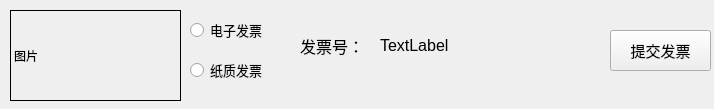
Qt form windows/billitem.ui (betamake/robot) before a commit.
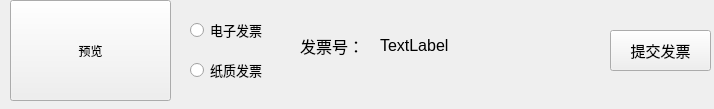
The same form after that commit.

Patch:
```diff
--- a/windows/billitem.ui
+++ b/windows/billitem.ui
@@ -13,22 +13,6 @@
   <property name="windowTitle">
    <string>Form</string>
   </property>
-  <widget class="QLabel" name="label">
-   <property name="geometry">
-    <rect>
-     <x>10</x>
-     <y>10</y>
-     <width>171</width>
-     <height>91</height>
-    </rect>
-   </property>
-   <property name="frameShape">
-    <enum>QFrame::Box</enum>
-   </property>
-   <property name="text">
-    <string>图片</string>
-   </property>
-  </widget>
   <widget class="QWidget" name="widget" native="true">
    <property name="geometry">
     <rect>
@@ -129,6 +113,19 @@
     <string>提交发票</string>
    </property>
   </widget>
+  <widget class="QPushButton" name="pushButton">
+   <property name="geometry">
+    <rect>
+     <x>10</x>
+     <y>0</y>
+     <width>161</width>
+     <height>101</height>
+    </rect>
+   </property>
+   <property name="text">
+    <string>预览</string>
+   </property>
+  </widget>
  </widget>
  <resources/>
  <connections/>
```
